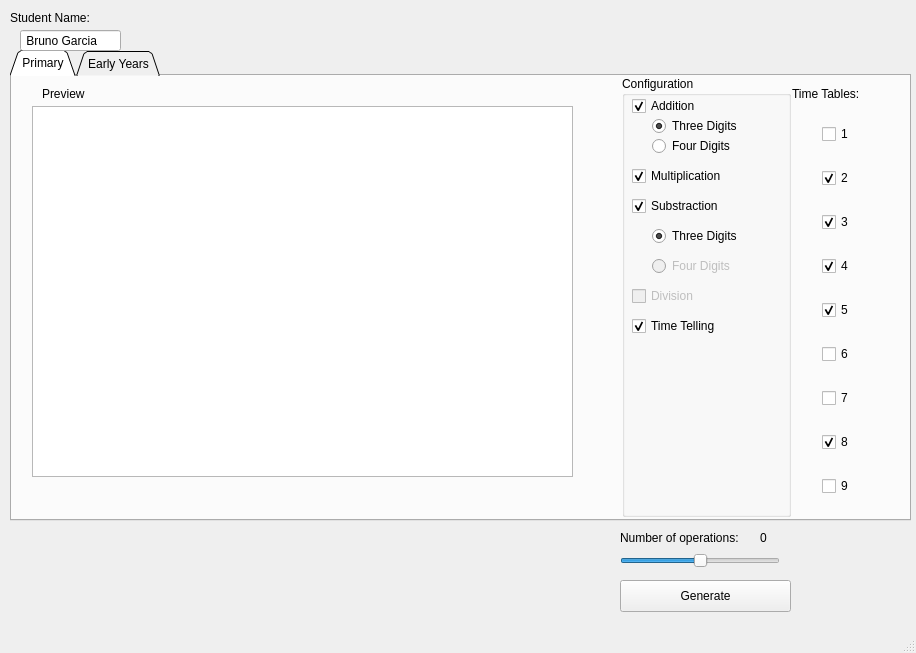
First picture: the form in ui/multui.ui, repository miguelgarciaarribas/multroaster, before the edit.
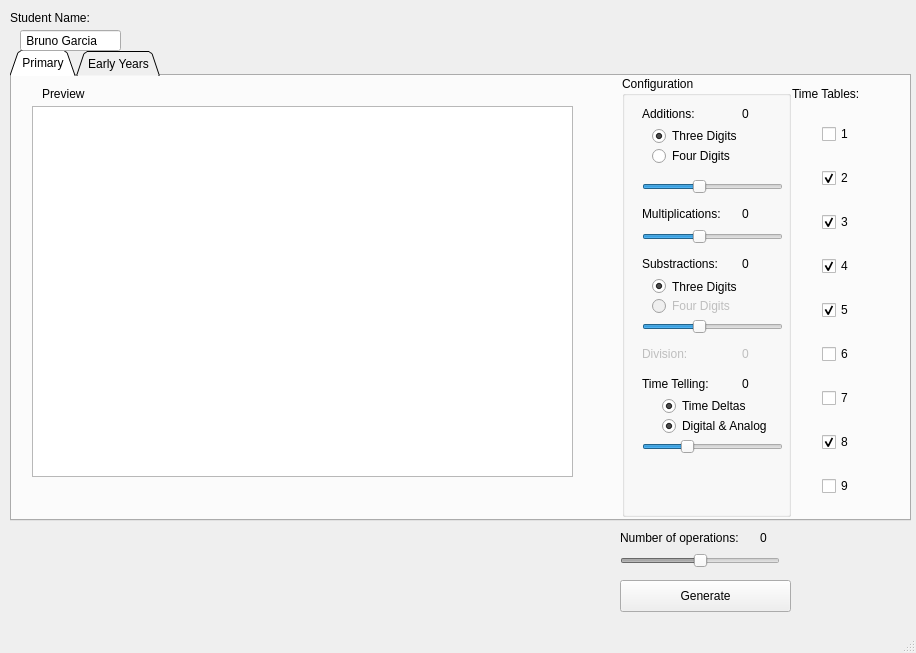
Second picture: the form after the edit. The open tabs and pages were chosen to show the change.

Commit message:
Reshape the UI to decide number of instances per operations using sliders
Added a few tests for logic that has been refactored
Fixed a few bugs in the process

The edit to the form file:
```diff
--- a/ui/multui.ui
+++ b/ui/multui.ui
@@ -170,43 +170,11 @@
       <property name="title">
        <string>Configuration</string>
       </property>
-      <widget class="QCheckBox" name="additionConfig">
-       <property name="geometry">
-        <rect>
-         <x>10</x>
-         <y>20</y>
-         <width>87</width>
-         <height>20</height>
-        </rect>
-       </property>
-       <property name="text">
-        <string>Addition</string>
-       </property>
-       <property name="checked">
-        <bool>true</bool>
-       </property>
-      </widget>
-      <widget class="QCheckBox" name="multiplicationConfig">
-       <property name="geometry">
-        <rect>
-         <x>10</x>
-         <y>90</y>
-         <width>141</width>
-         <height>20</height>
-        </rect>
-       </property>
-       <property name="text">
-        <string>Multiplication</string>
-       </property>
-       <property name="checked">
-        <bool>true</bool>
-       </property>
-      </widget>
-      <widget class="QRadioButton" name="radioButton_4">
+      <widget class="QRadioButton" name="addThreeDigits">
        <property name="geometry">
         <rect>
          <x>30</x>
-         <y>40</y>
+         <y>50</y>
          <width>100</width>
          <height>20</height>
         </rect>
@@ -221,29 +189,13 @@
         <bool>false</bool>
        </property>
       </widget>
-      <widget class="QCheckBox" name="substractionConfig">
-       <property name="geometry">
-        <rect>
-         <x>10</x>
-         <y>120</y>
-         <width>141</width>
-         <height>20</height>
-        </rect>
-       </property>
-       <property name="text">
-        <string>Substraction</string>
-       </property>
-       <property name="checked">
-        <bool>true</bool>
-       </property>
-      </widget>
       <widget class="QRadioButton" name="radioButton_5">
        <property name="geometry">
         <rect>
          <x>30</x>
-         <y>150</y>
+         <y>200</y>
          <width>100</width>
-         <height>20</height>
+         <height>21</height>
         </rect>
        </property>
        <property name="text">
@@ -256,22 +208,6 @@
         <bool>false</bool>
        </property>
       </widget>
-      <widget class="QCheckBox" name="checkBox">
-       <property name="enabled">
-        <bool>false</bool>
-       </property>
-       <property name="geometry">
-        <rect>
-         <x>10</x>
-         <y>210</y>
-         <width>87</width>
-         <height>20</height>
-        </rect>
-       </property>
-       <property name="text">
-        <string>Division</string>
-       </property>
-      </widget>
       <widget class="QRadioButton" name="radioButton_6">
        <property name="enabled">
         <bool>false</bool>
@@ -279,7 +215,7 @@
        <property name="geometry">
         <rect>
          <x>30</x>
-         <y>180</y>
+         <y>220</y>
          <width>100</width>
          <height>20</height>
         </rect>
@@ -301,7 +237,7 @@
        <property name="geometry">
         <rect>
          <x>30</x>
-         <y>60</y>
+         <y>70</y>
          <width>100</width>
          <height>20</height>
         </rect>
@@ -316,20 +252,290 @@
         <bool>false</bool>
        </property>
       </widget>
-      <widget class="QCheckBox" name="timeConfig">
+      <widget class="QSlider" name="additionAmountSlider">
        <property name="geometry">
         <rect>
-         <x>10</x>
+         <x>20</x>
+         <y>100</y>
+         <width>141</width>
+         <height>22</height>
+        </rect>
+       </property>
+       <property name="minimum">
+        <number>0</number>
+       </property>
+       <property name="maximum">
+        <number>10</number>
+       </property>
+       <property name="pageStep">
+        <number>5</number>
+       </property>
+       <property name="value">
+        <number>4</number>
+       </property>
+       <property name="sliderPosition">
+        <number>4</number>
+       </property>
+       <property name="orientation">
+        <enum>Qt::Horizontal</enum>
+       </property>
+      </widget>
+      <widget class="QLabel" name="label_6">
+       <property name="geometry">
+        <rect>
+         <x>20</x>
+         <y>30</y>
+         <width>71</width>
+         <height>16</height>
+        </rect>
+       </property>
+       <property name="text">
+        <string>Additions:</string>
+       </property>
+      </widget>
+      <widget class="QLabel" name="additionCount">
+       <property name="geometry">
+        <rect>
+         <x>120</x>
+         <y>30</y>
+         <width>21</width>
+         <height>16</height>
+        </rect>
+       </property>
+       <property name="text">
+        <string>0</string>
+       </property>
+      </widget>
+      <widget class="QSlider" name="multiplicationAmountSlider">
+       <property name="geometry">
+        <rect>
+         <x>20</x>
+         <y>150</y>
+         <width>141</width>
+         <height>22</height>
+        </rect>
+       </property>
+       <property name="minimum">
+        <number>0</number>
+       </property>
+       <property name="maximum">
+        <number>10</number>
+       </property>
+       <property name="pageStep">
+        <number>5</number>
+       </property>
+       <property name="value">
+        <number>4</number>
+       </property>
+       <property name="sliderPosition">
+        <number>4</number>
+       </property>
+       <property name="orientation">
+        <enum>Qt::Horizontal</enum>
+       </property>
+      </widget>
+      <widget class="QLabel" name="multiplicationCount">
+       <property name="geometry">
+        <rect>
+         <x>120</x>
+         <y>130</y>
+         <width>21</width>
+         <height>16</height>
+        </rect>
+       </property>
+       <property name="text">
+        <string>0</string>
+       </property>
+      </widget>
+      <widget class="QLabel" name="label_7">
+       <property name="geometry">
+        <rect>
+         <x>20</x>
+         <y>130</y>
+         <width>91</width>
+         <height>16</height>
+        </rect>
+       </property>
+       <property name="text">
+        <string>Multiplications:</string>
+       </property>
+      </widget>
+      <widget class="QLabel" name="label_8">
+       <property name="geometry">
+        <rect>
+         <x>20</x>
+         <y>180</y>
+         <width>91</width>
+         <height>16</height>
+        </rect>
+       </property>
+       <property name="text">
+        <string>Substractions:</string>
+       </property>
+      </widget>
+      <widget class="QLabel" name="substractionCount">
+       <property name="geometry">
+        <rect>
+         <x>120</x>
+         <y>180</y>
+         <width>21</width>
+         <height>16</height>
+        </rect>
+       </property>
+       <property name="text">
+        <string>0</string>
+       </property>
+      </widget>
+      <widget class="QSlider" name="substractionAmountSlider">
+       <property name="geometry">
+        <rect>
+         <x>20</x>
          <y>240</y>
+         <width>141</width>
+         <height>22</height>
+        </rect>
+       </property>
+       <property name="minimum">
+        <number>0</number>
+       </property>
+       <property name="maximum">
+        <number>10</number>
+       </property>
+       <property name="pageStep">
+        <number>5</number>
+       </property>
+       <property name="value">
+        <number>4</number>
+       </property>
+       <property name="sliderPosition">
+        <number>4</number>
+       </property>
+       <property name="orientation">
+        <enum>Qt::Horizontal</enum>
+       </property>
+      </widget>
+      <widget class="QSlider" name="timeTellingAmountSlider">
+       <property name="geometry">
+        <rect>
+         <x>20</x>
+         <y>360</y>
+         <width>141</width>
+         <height>22</height>
+        </rect>
+       </property>
+       <property name="minimum">
+        <number>0</number>
+       </property>
+       <property name="maximum">
+        <number>10</number>
+       </property>
+       <property name="pageStep">
+        <number>5</number>
+       </property>
+       <property name="value">
+        <number>3</number>
+       </property>
+       <property name="sliderPosition">
+        <number>3</number>
+       </property>
+       <property name="orientation">
+        <enum>Qt::Horizontal</enum>
+       </property>
+      </widget>
+      <widget class="QLabel" name="label_9">
+       <property name="geometry">
+        <rect>
+         <x>20</x>
+         <y>300</y>
+         <width>81</width>
+         <height>16</height>
+        </rect>
+       </property>
+       <property name="text">
+        <string>Time Telling:</string>
+       </property>
+      </widget>
+      <widget class="QLabel" name="timeTellingCount">
+       <property name="geometry">
+        <rect>
+         <x>120</x>
+         <y>300</y>
+         <width>21</width>
+         <height>16</height>
+        </rect>
+       </property>
+       <property name="text">
+        <string>0</string>
+       </property>
+      </widget>
+      <widget class="QRadioButton" name="timeDeltas">
+       <property name="geometry">
+        <rect>
+         <x>40</x>
+         <y>320</y>
+         <width>100</width>
+         <height>20</height>
+        </rect>
+       </property>
+       <property name="text">
+        <string>Time Deltas</string>
+       </property>
+       <property name="checked">
+        <bool>true</bool>
+       </property>
+       <property name="autoExclusive">
+        <bool>false</bool>
+       </property>
+      </widget>
+      <widget class="QRadioButton" name="addDigital">
+       <property name="geometry">
+        <rect>
+         <x>40</x>
+         <y>340</y>
          <width>121</width>
          <height>20</height>
         </rect>
        </property>
        <property name="text">
-        <string>Time Telling</string>
+        <string>Digital &amp;&amp; Analog</string>
        </property>
        <property name="checked">
         <bool>true</bool>
+       </property>
+       <property name="autoExclusive">
+        <bool>false</bool>
+       </property>
+      </widget>
+      <widget class="QLabel" name="label_10">
+       <property name="enabled">
+        <bool>false</bool>
+       </property>
+       <property name="geometry">
+        <rect>
+         <x>20</x>
+         <y>270</y>
+         <width>91</width>
+         <height>16</height>
+        </rect>
+       </property>
+       <property name="text">
+        <string>Division:</string>
+       </property>
+      </widget>
+      <widget class="QLabel" name="divisionCount">
+       <property name="enabled">
+        <bool>false</bool>
+       </property>
+       <property name="geometry">
+        <rect>
+         <x>120</x>
+         <y>270</y>
+         <width>21</width>
+         <height>16</height>
+        </rect>
+       </property>
+       <property name="text">
+        <string>0</string>
        </property>
       </widget>
      </widget>
@@ -582,6 +788,9 @@
     </property>
    </widget>
    <widget class="QSlider" name="operationAmountSlider">
+    <property name="enabled">
+     <bool>false</bool>
+    </property>
     <property name="geometry">
      <rect>
       <x>620</x>
```
Left out of the diff: 271 changed lines with no effect on the pictures. The commit also changes 8 other files.
